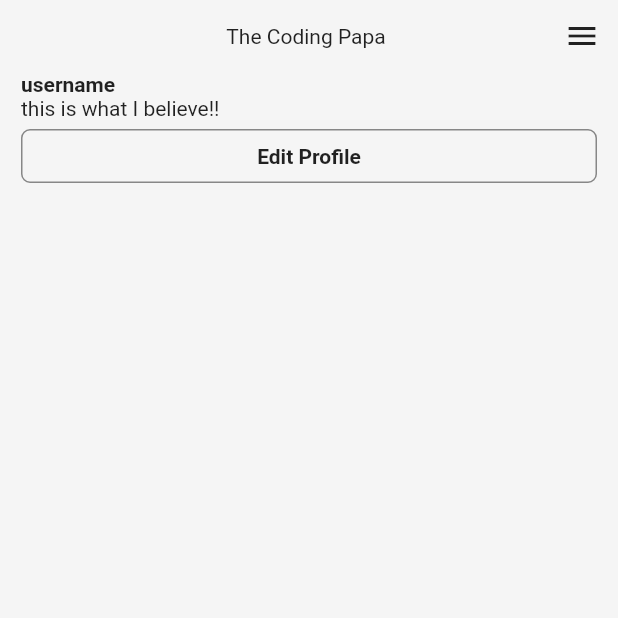
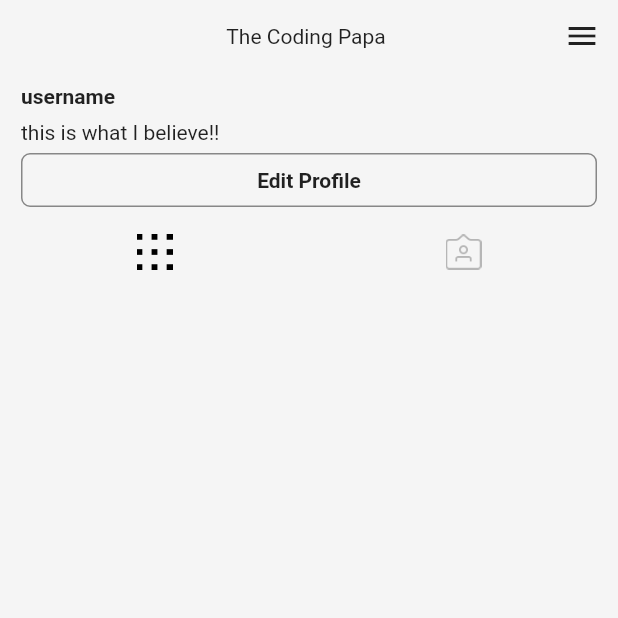
Before and after one commit to beegle-evan/insta-clone-flutter-firebase, a Flutter app: the ProfileScreen screen opened directly, on a phone screen of 412 x 824 dp, the top half of it. Run offline on Flutter 3.47's test engine with Material 2 defaults, Android fonts, the phone set to English and light mode, and no system bars; our stand-ins replace cached_network_image, camera, cloud_firestore, firebase_auth, firebase_storage, flutter_tags and 2 more; missing offline and left inert: app_settings, flutter_facebook_login, local_image_provider; accounts and stored records are empty; network calls fail.

Commit message:
[Add] custom selection button

```diff
--- a/flutter_insta_clone_app/lib/screens/profile_screen.dart
+++ b/flutter_insta_clone_app/lib/screens/profile_screen.dart
@@ -1,5 +1,5 @@
 import 'package:flutter/material.dart';
-import 'package:flutter_insta_clone_app/constants/common_size.dart';
+import 'package:flutter_insta_clone_app/widgets/profile_body.dart';
 
 class ProfileScreen extends StatelessWidget {
   @override
@@ -11,39 +11,8 @@ class ProfileScreen extends StatelessWidget {
           crossAxisAlignment: CrossAxisAlignment.start,
           children: <Widget>[
             _appbar(),
-            Expanded(
-              // Expanded로 펼치지 않으면, 화면에 보이지 않게됨.
-              child: CustomScrollView(
-                slivers: <Widget>[
-                  // 아래 구문은 패턴처럼 사용하면 됨. 리스트와 그리드뷰등을 모아서 동작하는 것을 만들기 위해 sliver를 사용
-                  SliverList(
-                    delegate: SliverChildListDelegate([
-                      _username(),
-                      _userbio(),
-                      _editProfileBtn(),
-                    ]),
-                  )
-                ],
-              ),
-            ),
+            ProfileBody(),
           ],
-        ),
-      ),
-    );
-  }
-
-  Padding _editProfileBtn() {
-    return Padding(
-      padding: const EdgeInsets.symmetric(horizontal: common_gap),
-      child: OutlineButton(
-        onPressed: () {},
-        borderSide: BorderSide(color: Colors.black45),
-        shape: RoundedRectangleBorder(
-          borderRadius: BorderRadius.circular(6),
-        ),
-        child: Text(
-          'Edit Profile',
-          style: TextStyle(fontWeight: FontWeight.bold),
         ),
       ),
     );
@@ -69,24 +38,4 @@ class ProfileScreen extends StatelessWidget {
       ],
     );
   }
-
-  Widget _username() {
-    return Padding(
-      padding: const EdgeInsets.symmetric(horizontal: common_gap),
-      child: Text(
-        'username',
-        style: TextStyle(fontWeight: FontWeight.bold),
-      ),
-    );
-  }
-
-  Widget _userbio() {
-    return Padding(
-      padding: const EdgeInsets.symmetric(horizontal: common_gap),
-      child: Text(
-        'this is what I believe!!',
-        style: TextStyle(fontWeight: FontWeight.w400),
-      ),
-    );
-  }
 }
--- /dev/null
+++ b/flutter_insta_clone_app/lib/widgets/profile_body.dart
@@ -0,0 +1,98 @@
+import 'package:flutter/material.dart';
+import 'package:flutter_insta_clone_app/constants/common_size.dart';
+
+class ProfileBody extends StatefulWidget {
+  @override
+  _ProfileBodyState createState() => _ProfileBodyState();
+}
+
+class _ProfileBodyState extends State<ProfileBody> {
+  bool selectedLeft = true;
+
+  @override
+  Widget build(BuildContext context) {
+    return Expanded(
+      // Expanded로 펼치지 않으면, 화면에 보이지 않게됨.
+      child: CustomScrollView(
+        slivers: <Widget>[
+          // 아래 구문은 패턴처럼 사용하면 됨. 리스트와 그리드뷰등을 모아서 동작하는 것을 만들기 위해 sliver를 사용
+          SliverList(
+            delegate: SliverChildListDelegate([
+              _username(),
+              _userbio(),
+              _editProfileBtn(),
+              Row(
+                //mainAxisAlignment: MainAxisAlignment.spaceAround, // 클릭할 수 있는 부분이 더 적음, Expanded가 더 넓게 클릭가능
+                children: <Widget>[
+                  Expanded(
+                    child: IconButton(
+                      icon: ImageIcon(
+                        AssetImage('assets/images/grid.png'),
+                        color: selectedLeft ? Colors.black : Colors.black26,
+                      ),
+                      onPressed: () {
+                        setState(() {
+                          selectedLeft = true;
+                        });
+                      },
+                    ),
+                  ),
+                  Expanded(
+                    child: IconButton(
+                      icon: ImageIcon(
+                        AssetImage('assets/images/saved.png'),
+                        color: selectedLeft ? Colors.black26 : Colors.black,
+                      ),
+                      onPressed: () {
+                        setState(() {
+                          selectedLeft = false;
+                        });
+                      },
+                    ),
+                  ),
+                ],
+              )
+            ]),
+          )
+        ],
+      ),
+    );
+  }
+
+  Widget _username() {
+    return Padding(
+      padding: const EdgeInsets.symmetric(horizontal: common_gap, vertical: common_xxs_gap),
+      child: Text(
+        'username',
+        style: TextStyle(fontWeight: FontWeight.bold),
+      ),
+    );
+  }
+
+  Widget _userbio() {
+    return Padding(
+      padding: const EdgeInsets.symmetric(horizontal: common_gap),
+      child: Text(
+        'this is what I believe!!',
+        style: TextStyle(fontWeight: FontWeight.w400),
+      ),
+    );
+  }
+
+  Padding _editProfileBtn() {
+    return Padding(
+      padding: const EdgeInsets.symmetric(horizontal: common_gap),
+      child: OutlineButton(
+        onPressed: () {},
+        borderSide: BorderSide(color: Colors.black45),
+        shape: RoundedRectangleBorder(
+          borderRadius: BorderRadius.circular(6),
+        ),
+        child: Text(
+          'Edit Profile',
+          style: TextStyle(fontWeight: FontWeight.bold),
+        ),
+      ),
+    );
+  }
+}
```
